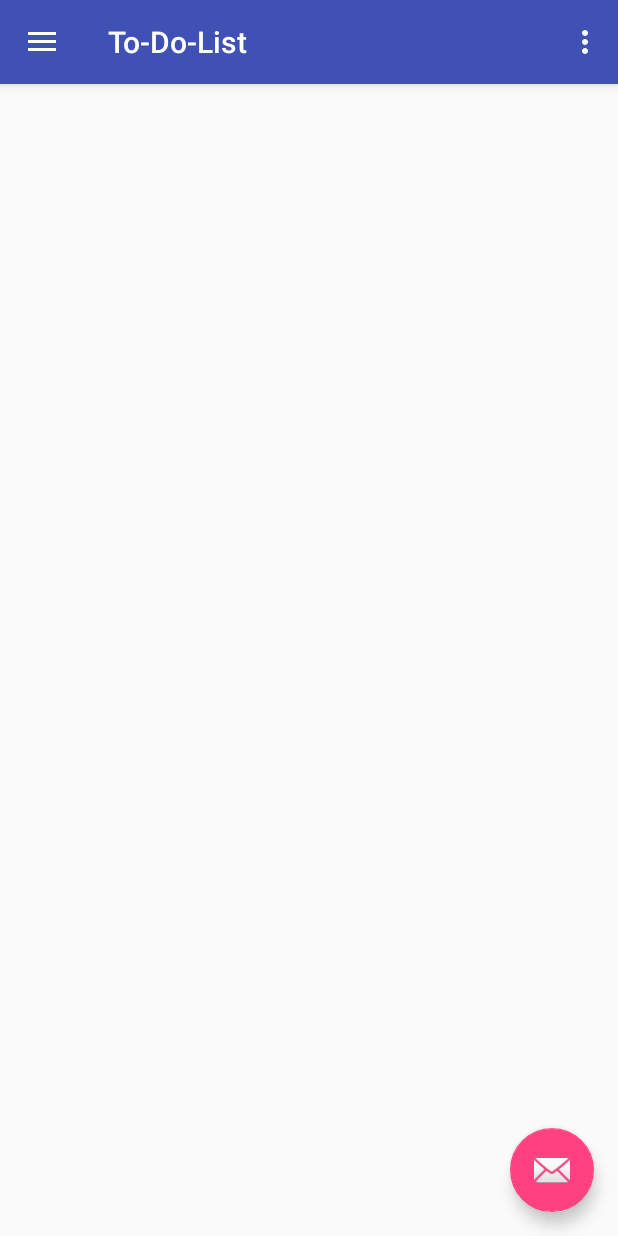
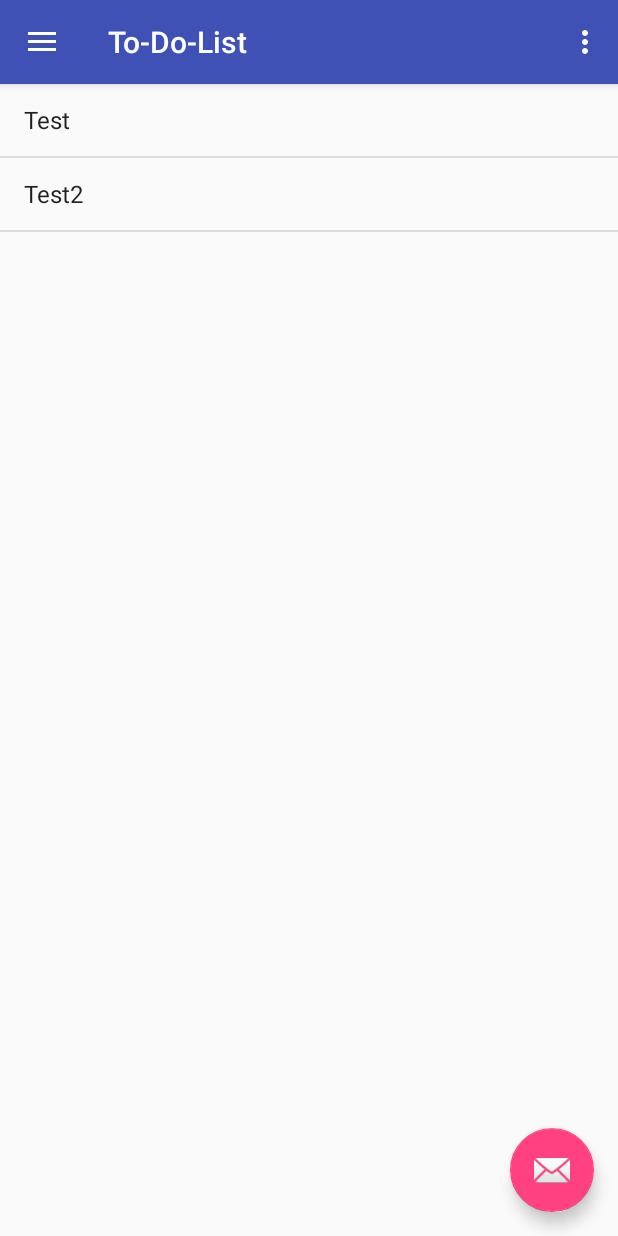
Before and after one commit to HakanAkkurt/To-Do-List, an Android app: the screen it shows after launch (MainActivity), on a phone screen of 412 x 824 dp. Run offline under Robolectric (Android 15) with nearby library versions, the phone set to English and light mode, and no system bars.

Commit message:
Initial Commit

```diff
--- a/app/src/main/java/hakan_akkurt_matthias_will/de/to_do_list/MainActivity.java
+++ b/app/src/main/java/hakan_akkurt_matthias_will/de/to_do_list/MainActivity.java
@@ -3,6 +3,7 @@ package hakan_akkurt_matthias_will.de.to_do_list;
 import android.os.Bundle;
 import android.support.design.widget.FloatingActionButton;
 import android.support.design.widget.Snackbar;
+import android.util.Log;
 import android.view.View;
 import android.support.design.widget.NavigationView;
 import android.support.v4.view.GravityCompat;
@@ -12,14 +13,54 @@ import android.support.v7.app.AppCompatActivity;
 import android.support.v7.widget.Toolbar;
 import android.view.Menu;
 import android.view.MenuItem;
+import android.widget.AdapterView;
+import android.widget.ArrayAdapter;
+import android.widget.ListView;
+
+import java.util.ArrayList;
+import java.util.List;
+
+import static hakan_akkurt_matthias_will.de.to_do_list.R.id.todos;
 
 public class MainActivity extends AppCompatActivity
         implements NavigationView.OnNavigationItemSelectedListener {
+
+
+
+
+
+
 
     @Override
     protected void onCreate(Bundle savedInstanceState) {
         super.onCreate(savedInstanceState);
         setContentView(R.layout.activity_main);
+
+        //eigene Codes
+
+
+        ListView listView = (ListView) findViewById(R.id.todos);
+
+        List<String> dataSource = new ArrayList<>();
+        dataSource.add("Test");
+        dataSource.add("Test2");
+
+        listView.setAdapter(new ArrayAdapter<String>(this, android.R.layout.simple_list_item_1, dataSource));
+        listView.setOnItemClickListener(new AdapterView.OnItemClickListener() {
+            @Override
+            public void onItemClick(AdapterView<?> adapterView, final View view, int position, long id) {
+                Object element = adapterView.getAdapter().getItem(position);
+
+                Log.e("ClickOnList", element.toString());
+
+            }
+        });
+
+
+        //bis hier
+
+
+
         Toolbar toolbar = (Toolbar) findViewById(R.id.toolbar);
         setSupportActionBar(toolbar);
 
@@ -98,4 +139,6 @@ public class MainActivity extends AppCompatActivity
         drawer.closeDrawer(GravityCompat.START);
         return true;
     }
+
+
 }
--- a/app/src/main/res/layout/content_main.xml
+++ b/app/src/main/res/layout/content_main.xml
@@ -5,10 +5,6 @@
     android:id="@+id/content_main"
     android:layout_width="match_parent"
     android:layout_height="match_parent"
-    android:paddingBottom="@dimen/activity_vertical_margin"
-    android:paddingLeft="@dimen/activity_horizontal_margin"
-    android:paddingRight="@dimen/activity_horizontal_margin"
-    android:paddingTop="@dimen/activity_vertical_margin"
     app:layout_behavior="@string/appbar_scrolling_view_behavior"
     tools:context="hakan_akkurt_matthias_will.de.to_do_list.MainActivity"
     tools:showIn="@layout/app_bar_main">
@@ -16,6 +12,6 @@
     <ListView
         android:layout_width="match_parent"
         android:layout_height="match_parent"
-        android:id="@+id/listView" />
+        android:id="@+id/todos" />
 
 </RelativeLayout>
```
